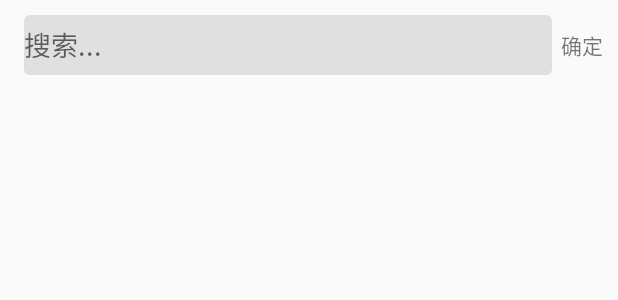
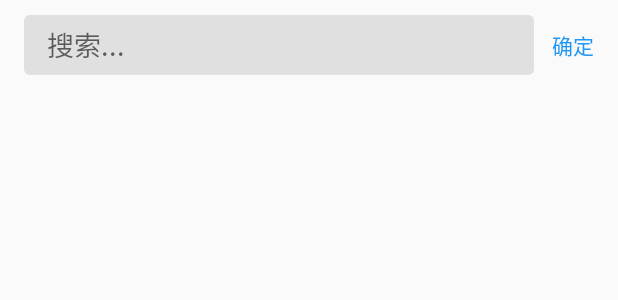
Before and after one commit to gyadministrator/MusicGame, an Android app: the layout activity_search_music.xml on its own in the app's theme, with its tools: preview values and no code run, on a phone screen of 412 x 824 dp. Shown: the top 300 px of the screen. Run offline under Robolectric (Android 15) with nearby library versions, the phone set to English and light mode, and no system bars.

Commit message:
修复一些bug，加听歌记录.

```diff
--- a/app/src/main/res/layout/activity_search_music.xml
+++ b/app/src/main/res/layout/activity_search_music.xml
@@ -16,17 +16,22 @@
             android:layout_width="0dp"
             android:layout_height="40dp"
             android:layout_gravity="center_vertical"
+            android:layout_margin="6dp"
             android:layout_weight="1"
-            android:layout_margin="6dp"
             android:background="@drawable/search_edit"
-            android:hint="@string/music_hint" />
+            android:hint="@string/music_hint"
+            android:paddingLeft="15dp" />
 
         <TextView
             android:id="@+id/music_search_cancel"
             android:layout_width="wrap_content"
             android:layout_height="wrap_content"
             android:layout_gravity="center_vertical"
-            android:text="@string/ok" />
+            android:layout_marginLeft="6dp"
+            android:layout_marginRight="6dp"
+            android:text="@string/ok"
+            android:textColor="@color/blue"
+            android:textSize="14sp" />
     </LinearLayout>
 
     <ListView
```
